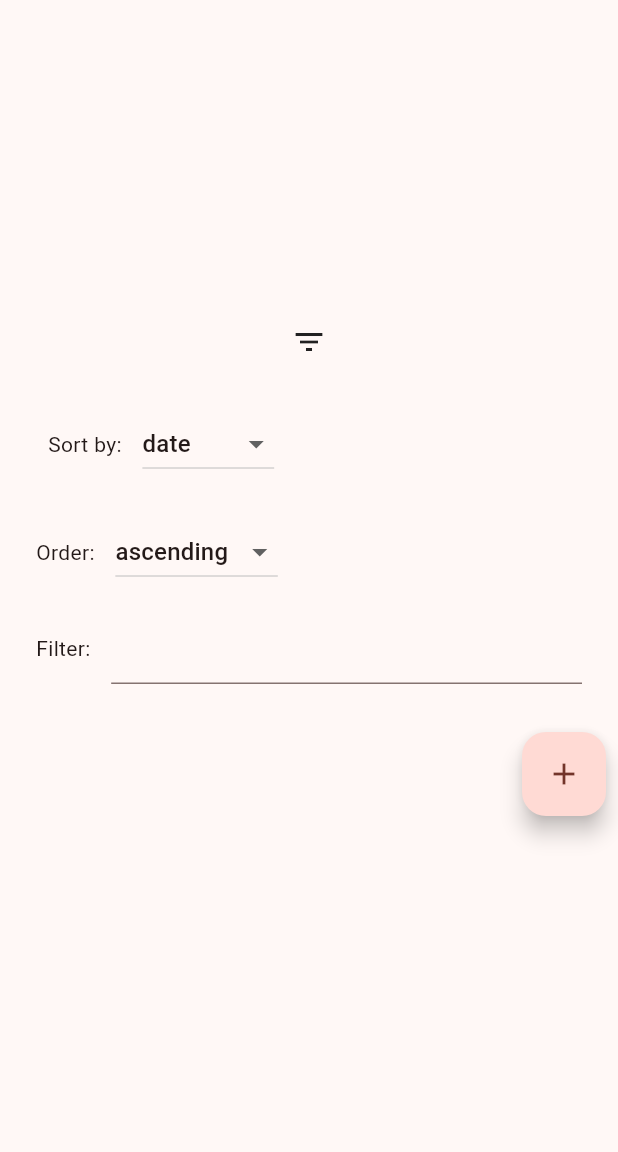
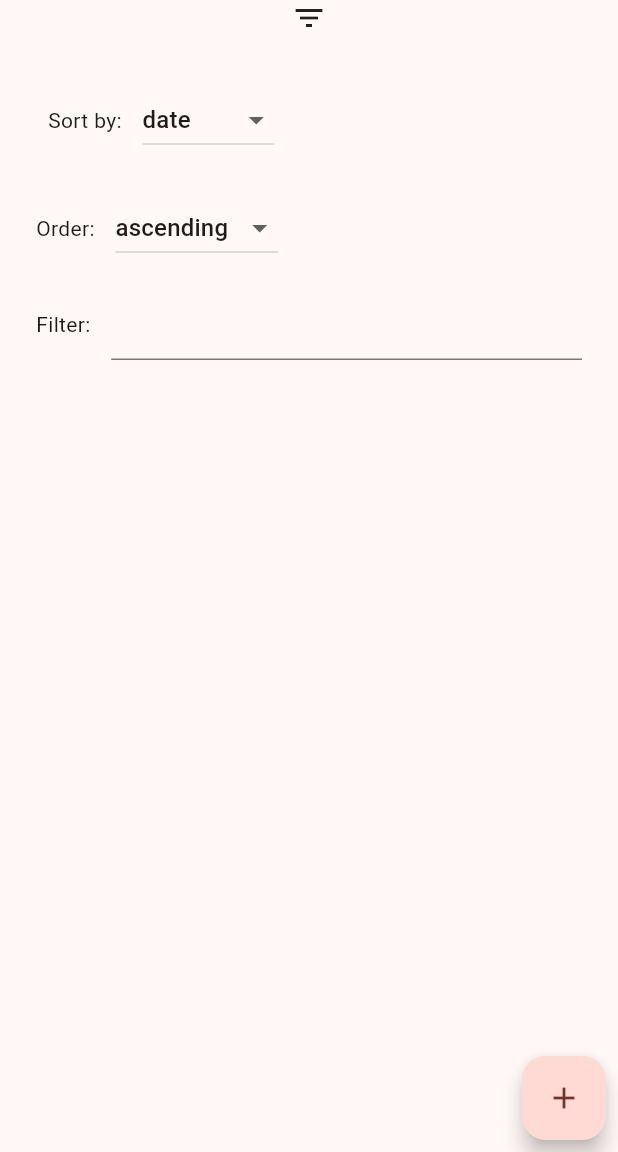
Before and after one commit to angeldeniz11235/doomsday_app, a Flutter app: the screen it shows after launch, after a tap on the "filter list" icon, on a phone screen of 412 x 824 dp, the part 84-1236 px from its top. Run offline on Flutter 3.47's test engine with Material 3 defaults, Android fonts, the phone set to English and light mode, and no system bars; our stand-ins replace cloud_firestore, firebase_core, firebase_storage, font_awesome_flutter, image_picker, logger; missing offline and left inert: firebase_app_check; accounts and stored records are empty.

```diff
--- a/lib/main.dart
+++ b/lib/main.dart
@@ -2,6 +2,7 @@ import 'package:cloud_firestore/cloud_firestore.dart';
 import 'package:doomsday_app/add_doomsday.dart';
 import 'package:doomsday_app/doomsday.dart';
 import 'package:firebase_app_check/firebase_app_check.dart';
+import 'package:flutter/cupertino.dart';
 import 'package:flutter/material.dart';
 import 'package:flutter/widgets.dart';
 import 'dart:async';
@@ -84,13 +85,14 @@ class _MyHomePageState extends State<MyHomePage> {
         ),
       ),
       body: const Center(
-        child: SingleChildScrollView(
         child: Column(
           mainAxisAlignment: MainAxisAlignment.center,
           children: [
             Clock(),
             SortFilter(),
-              UpcomingDoomsdays(),
+            Expanded(
+              child: UpcomingDoomsdays(),
+            ),
             Align(
               alignment: Alignment.bottomRight,
               child: Padding(
@@ -99,7 +101,6 @@ class _MyHomePageState extends State<MyHomePage> {
               ),
             ),
           ],
-          ),
         ),
       ),
     );
@@ -195,6 +196,7 @@ class FilterSortModel extends ChangeNotifier {
   String _filter = "";
   String _field = "date";
   bool _isHidden = true;
+  bool _isSorted = false;
 
   void setFilter(String filter) {
     _filter = filter;
@@ -216,10 +218,16 @@ class FilterSortModel extends ChangeNotifier {
     notifyListeners();
   }
 
+  void setIsSorted(bool value) {
+    _isSorted = value;
+    notifyListeners();
+  }
+
   bool get ascending => _ascending;
   String get filter => _filter;
   String get field => _field;
   bool get isHidden => _isHidden;
+  bool get isSorted => _isSorted;
 }
 
 class SortFilter extends StatefulWidget {
@@ -368,11 +376,13 @@ class _UpcomingDoomsdaysState extends State<UpcomingDoomsdays> {
                   );
                 }).toList();
                 final filterSortModel = Provider.of<FilterSortModel>(context);
+                if (filterSortModel.isSorted) {
                   if (filterSortModel.filter.isNotEmpty) {
                     doomsdays.retainWhere((doomsday) {
                       return doomsday.title!.contains(filterSortModel.filter) ||
                           doomsday.category!.contains(filterSortModel.filter) ||
-                        doomsday.description!.contains(filterSortModel.filter);
+                          doomsday.description!
+                              .contains(filterSortModel.filter);
                     });
                   }
                   if (filterSortModel.field == 'date') {
@@ -400,9 +410,8 @@ class _UpcomingDoomsdaysState extends State<UpcomingDoomsdays> {
                       }
                     });
                   }
+                }
                 return ListView.builder(
-                  shrinkWrap:
-                      true, // Added this to limit the height of ListView
                   itemCount: doomsdays.length,
                   itemBuilder: (context, index) {
                     return Card(
```
Also changed, not shown: lib/add_doomsday.dart (+46 -19 lines), 1 other file. Lines whose indentation alone changed are shown as unchanged.
